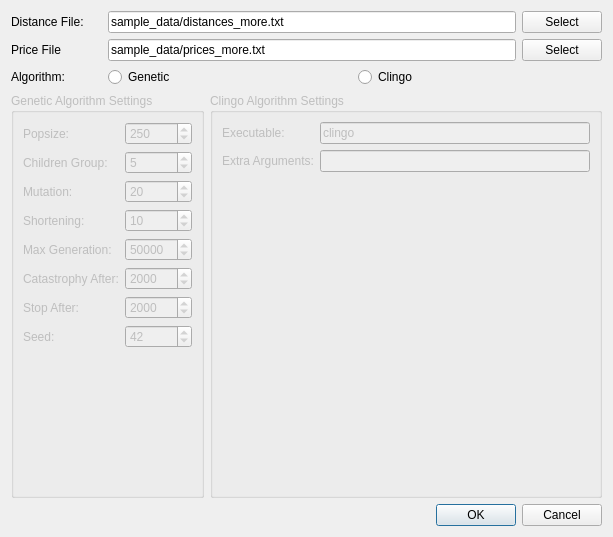
Qt form gui/ui_opendialog.ui (domoritz/informaticup-2012) before a commit.
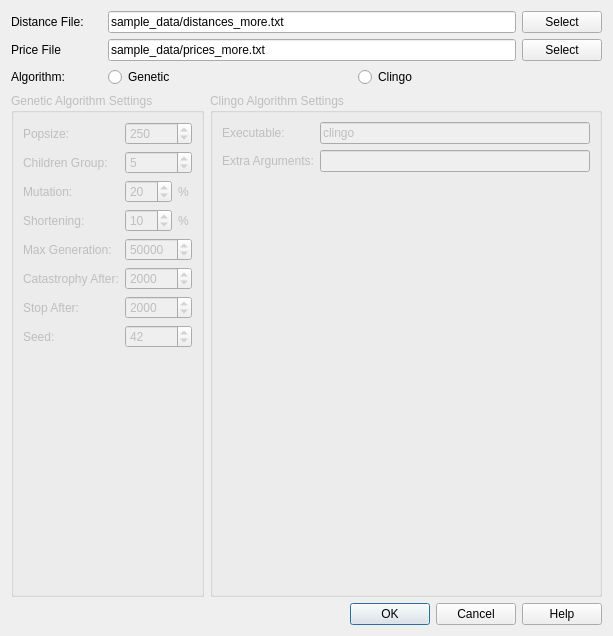
The same form after that commit.

Commit message: save window state, better dialogs that accept cancel, help dialog

The edit to the form file:
```diff
--- a/gui/ui_opendialog.ui
+++ b/gui/ui_opendialog.ui
@@ -7,7 +7,7 @@
     <x>0</x>
     <y>0</y>
     <width>613</width>
-    <height>537</height>
+    <height>636</height>
    </rect>
   </property>
   <property name="windowTitle">
@@ -70,7 +70,7 @@
       <enum>Qt::Horizontal</enum>
      </property>
      <property name="standardButtons">
-      <set>QDialogButtonBox::Cancel|QDialogButtonBox::Ok</set>
+      <set>QDialogButtonBox::Cancel|QDialogButtonBox::Help|QDialogButtonBox::Ok</set>
      </property>
     </widget>
    </item>
@@ -130,15 +130,26 @@
          </widget>
         </item>
         <item row="2" column="1">
+         <layout class="QHBoxLayout" name="horizontalLayout">
+          <item>
          <widget class="QSpinBox" name="mutationEdit">
           <property name="maximum">
-           <number>1000000</number>
+             <number>100</number>
           </property>
           <property name="value">
            <number>20</number>
           </property>
          </widget>
         </item>
+          <item>
+           <widget class="QLabel" name="label_11">
+            <property name="text">
+             <string>%</string>
+            </property>
+           </widget>
+          </item>
+         </layout>
+        </item>
         <item row="3" column="0">
          <widget class="QLabel" name="label_8">
           <property name="text">
@@ -147,15 +158,26 @@
          </widget>
         </item>
         <item row="3" column="1">
+         <layout class="QHBoxLayout" name="horizontalLayout_2">
+          <item>
          <widget class="QSpinBox" name="shorteningEdit">
           <property name="maximum">
-           <number>1000000</number>
+             <number>100</number>
           </property>
           <property name="value">
            <number>10</number>
           </property>
          </widget>
         </item>
+          <item>
+           <widget class="QLabel" name="label_12">
+            <property name="text">
+             <string>%</string>
+            </property>
+           </widget>
+          </item>
+         </layout>
+        </item>
         <item row="4" column="0">
          <widget class="QLabel" name="label_9">
           <property name="text">
```
Left out of the diff: 40 changed lines with no effect on the pictures. Lines whose indentation alone changed are shown as unchanged. The commit also changes 5 other files.
